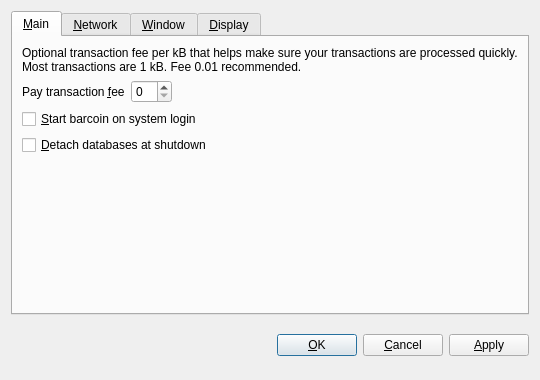
Before: the Qt Designer form src/qt/forms/optionsdialog.ui in hmtoshi/t01, drawn with Qt 5.
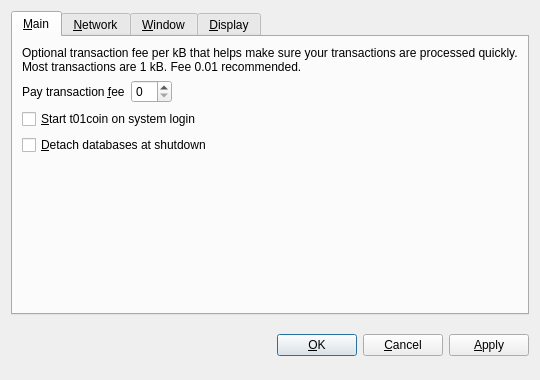
After: the same form once the commit is applied. The open tabs and pages were chosen to show the change. Custom widgets are drawn as their Qt base class.

Diff of the .ui file:
```diff
--- a/src/qt/forms/optionsdialog.ui
+++ b/src/qt/forms/optionsdialog.ui
@@ -82,7 +82,7 @@
           <string>Automatically start barcoin after logging in to the system.</string>
          </property>
          <property name="text">
-          <string>&amp;Start barcoin on system login</string>
+          <string>&amp;Start t01coin on system login</string>
          </property>
         </widget>
        </item>
```
Left out of the diff: 10 changed lines with no effect on the pictures.
